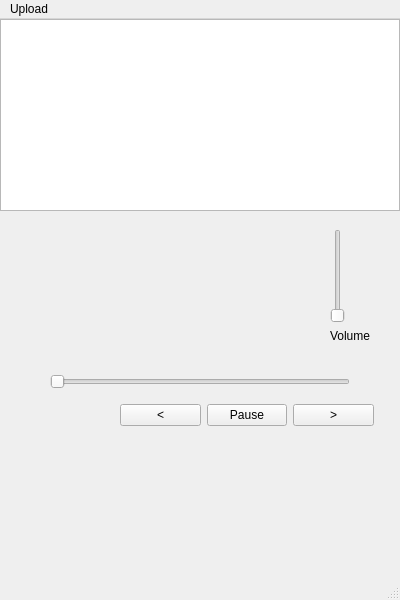
Qt form podcast_pro/mainwindow.ui (devtamer/podcast-pro) before a commit.
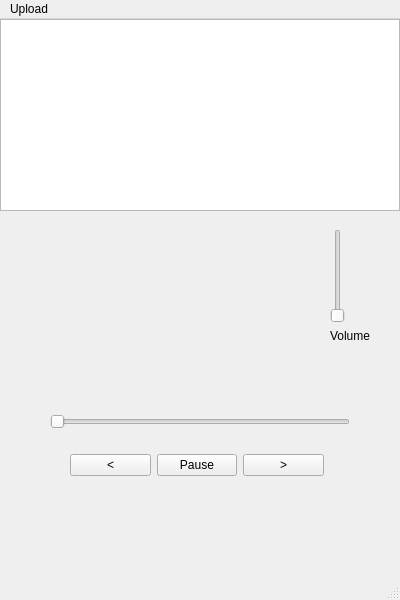
The same form after that commit.

What changed in the file:
```diff
--- a/podcast_pro/mainwindow.ui
+++ b/podcast_pro/mainwindow.ui
@@ -18,7 +18,7 @@
     <property name="geometry">
      <rect>
       <x>50</x>
-      <y>350</y>
+      <y>390</y>
       <width>300</width>
       <height>25</height>
      </rect>
@@ -72,8 +72,8 @@
    <widget class="QWidget" name="layoutWidget">
     <property name="geometry">
      <rect>
-      <x>120</x>
-      <y>380</y>
+      <x>70</x>
+      <y>430</y>
       <width>254</width>
       <height>32</height>
      </rect>
```
